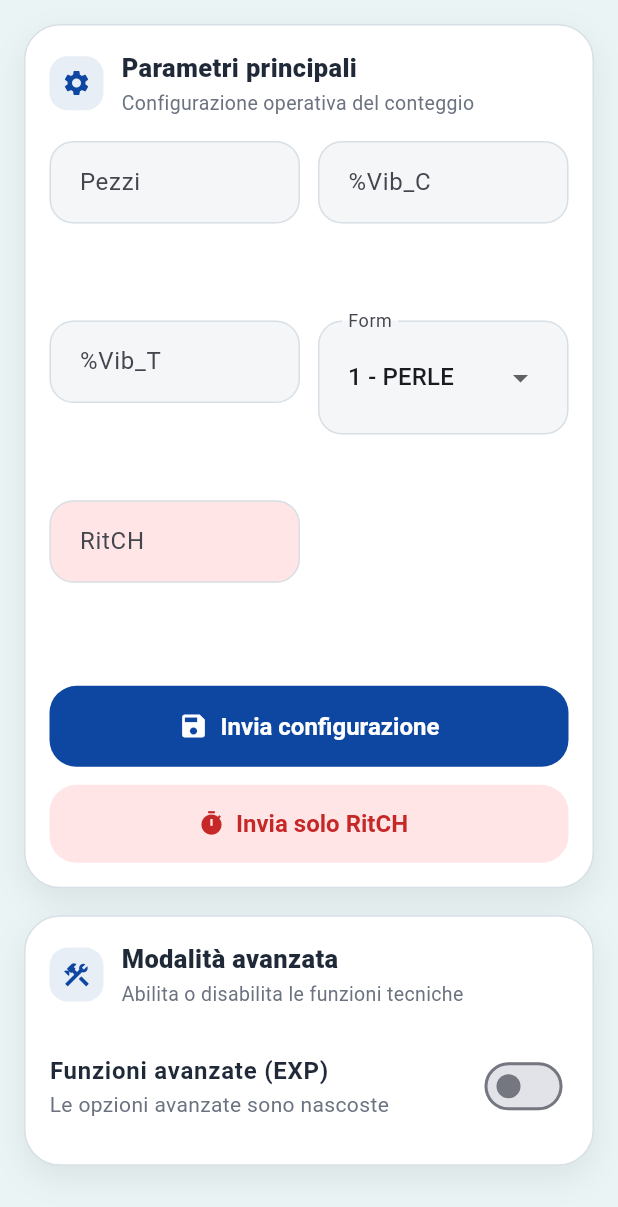
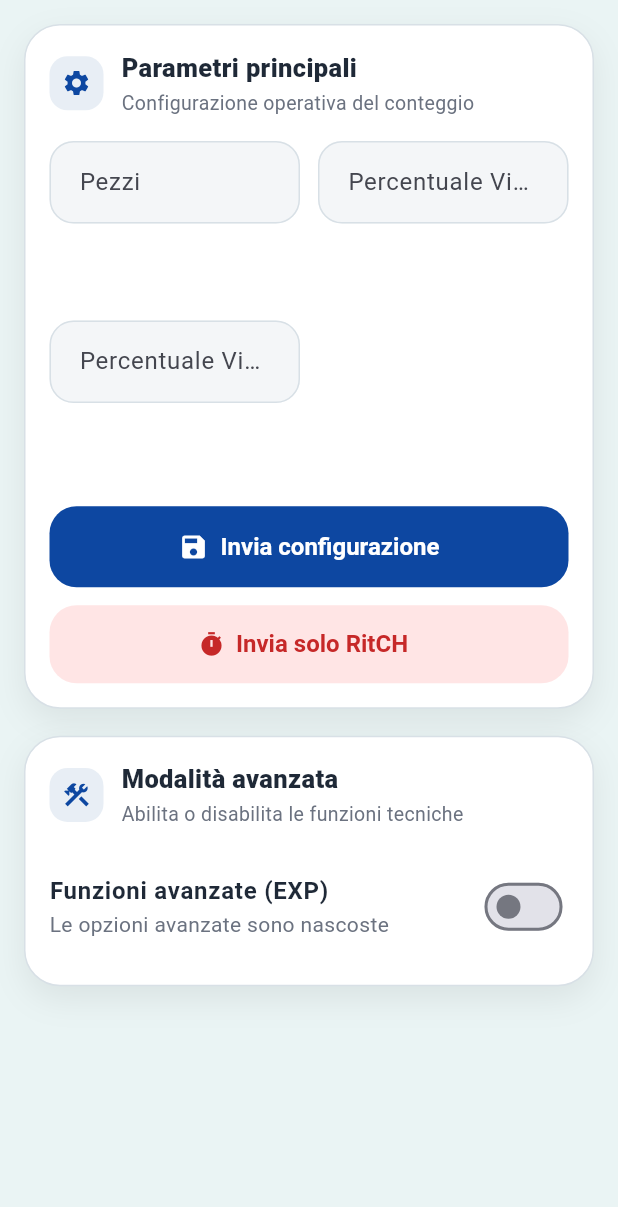
Before and after one commit to Luca0079CM/Pills-Counter-App, a Flutter app: the ConfigPage widget shown alone on an empty page, opened directly with empty values, on a phone screen of 412 x 824 dp. Shown: the top 1207 px of the screen. Run offline on Flutter 3.47's test engine with Material 3 defaults, Android fonts, the phone set to English and light mode, and no system bars; our stand-ins replace shared_preferences; missing offline and left inert: flutter_ringtone_player; accounts and stored records are empty.

Commit message:
Cambiati nomi labels tramolgia e piatto e aggiunta validazione percentuale dei campi

```diff
--- a/lib/features/cpe_vib/presentation/controllers/cpe_vib_controller.dart
+++ b/lib/features/cpe_vib/presentation/controllers/cpe_vib_controller.dart
@@ -9,8 +9,6 @@ import 'package:flutter_ringtone_player/flutter_ringtone_player.dart';
 import '../../data/datasources/settings_local_datasource.dart';
 import '../../data/datasources/wifi_datasource.dart';
 import '../../data/repositories/cpe_vib_repository.dart';
-import '../../domain/entities/app_settings.dart';
-import '../../domain/entities/machine_params.dart';
 import '../../domain/services/command_builder.dart';
 import '../../domain/services/frame_parser.dart';
 import 'cpe_vib_state.dart';
--- a/lib/features/cpe_vib/presentation/pages/config_page.dart
+++ b/lib/features/cpe_vib/presentation/pages/config_page.dart
@@ -33,6 +33,55 @@ class ConfigPage extends StatelessWidget {
     required this.outgoingTextController,
   });
 
+  Future<void> _showValidationDialog(
+      BuildContext context, {
+        required String title,
+        required String message,
+      }) async {
+    await showDialog<void>(
+      context: context,
+      builder: (context) {
+        return AlertDialog(
+          title: Text(title),
+          content: Text(message),
+          actions: [
+            TextButton(
+              onPressed: () => Navigator.of(context).pop(),
+              child: const Text('OK'),
+            ),
+          ],
+        );
+      },
+    );
+  }
+
+  Future<void> _validatePercentageField(
+      BuildContext context, {
+        required TextEditingController controller,
+        required String fieldLabel,
+      }) async {
+    final text = controller.text.trim();
+
+    if (text.isEmpty) {
+      await _showValidationDialog(
+        context,
+        title: 'Valore non valido',
+        message: '$fieldLabel deve essere compreso tra 1 e 100.',
+      );
+      return;
+    }
+
+    final value = int.tryParse(text);
+
+    if (value == null || value < 1 || value > 100) {
+      await _showValidationDialog(
+        context,
+        title: 'Valore non valido',
+        message: '$fieldLabel deve essere compreso tra 1 e 100.',
+      );
+    }
+  }
+
   @override
   Widget build(BuildContext context) {
     final state = controller.state;
@@ -59,18 +108,32 @@ class ConfigPage extends StatelessWidget {
                         controller: pezziController,
                       ),
                       NumericInputField(
-                        label: '%Vib_C',
+                        label: 'Percentuale Vibr. Piatto',
                         controller: vibCamController,
+                        onSubmitted: (_) => _validatePercentageField(
+                          context,
+                          controller: vibCamController,
+                          fieldLabel: 'Percentuale Vibr. Piatto',
+                        ),
+                        onTapOutside: (_) => _validatePercentageField(
+                          context,
+                          controller: vibCamController,
+                          fieldLabel: 'Percentuale Vibr. Piatto',
+                        ),
                       ),
                       NumericInputField(
-                        label: '%Vib_T',
+                        label: 'Percentuale Vibr. Tramolgia',
                         controller: vibTazController,
-                      ),
-                      _buildFormDropdown(controller, state.params.formValue),
-                      NumericInputField(
-                        label: 'RitCH',
-                        controller: ritChController,
-                        fillColor: const Color(0xFFFFE5E5),
+                        onSubmitted: (_) => _validatePercentageField(
+                          context,
+                          controller: vibTazController,
+                          fieldLabel: 'Percentuale Vibr. Tramolgia',
+                        ),
+                        onTapOutside: (_) => _validatePercentageField(
+                          context,
+                          controller: vibTazController,
+                          fieldLabel: 'Percentuale Vibr. Tramolgia',
+                        ),
                       ),
                     ],
                   ),
--- a/lib/features/cpe_vib/presentation/widgets/numeric_input_field.dart
+++ b/lib/features/cpe_vib/presentation/widgets/numeric_input_field.dart
@@ -6,12 +6,18 @@ class NumericInputField extends StatelessWidget {
   final String label;
   final TextEditingController controller;
   final Color? fillColor;
+  final ValueChanged<String>? onChanged;
+  final ValueChanged<String>? onSubmitted;
+  final TapRegionCallback? onTapOutside;
 
   const NumericInputField({
     super.key,
     required this.label,
     required this.controller,
     this.fillColor,
+    this.onChanged,
+    this.onSubmitted,
+    this.onTapOutside,
   });
 
   @override
@@ -20,6 +26,9 @@ class NumericInputField extends StatelessWidget {
       controller: controller,
       keyboardType: TextInputType.number,
       inputFormatters: [FilteringTextInputFormatter.digitsOnly],
+      onChanged: onChanged,
+      onSubmitted: onSubmitted,
+      onTapOutside: onTapOutside,
       style: const TextStyle(
         fontSize: 18,
         fontWeight: FontWeight.w700,
```
